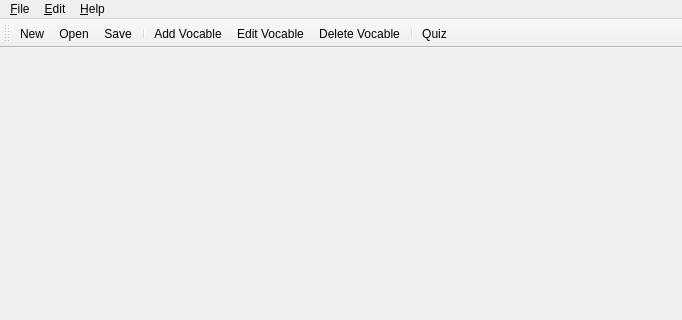
Qt form MainWindow.ui (nsams/vocablecoach) before a commit; both pictures show x 0 to 682 and y 0 to 320 of the 682 by 479 pixel window.
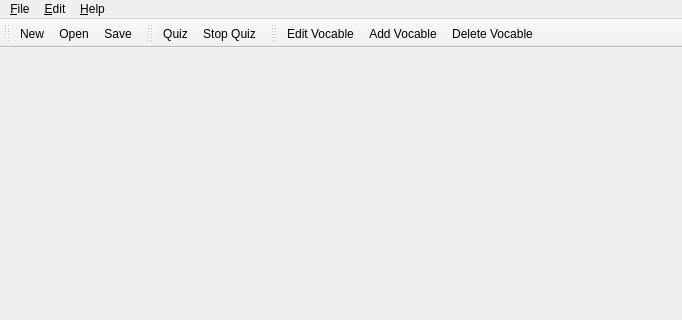
The same form after that commit.

Commit message: issue #16: quiz in mainwindow

```diff
--- a/MainWindow.ui
+++ b/MainWindow.ui
@@ -93,12 +93,33 @@
    <addaction name="actionNew" />
    <addaction name="actionOpen" />
    <addaction name="actionSave" />
-   <addaction name="separator" />
-   <addaction name="actionAddVocable" />
+  </widget>
+  <widget class="QToolBar" name="toolbarQuiz" >
+   <property name="windowTitle" >
+    <string>quiz</string>
+   </property>
+   <property name="orientation" >
+    <enum>Qt::Horizontal</enum>
+   </property>
+   <attribute name="toolBarArea" >
+    <number>4</number>
+   </attribute>
+   <addaction name="actionQuiz" />
+   <addaction name="actionStopQuiz" />
+  </widget>
+  <widget class="QToolBar" name="toolBardit" >
+   <property name="windowTitle" >
+    <string>edit</string>
+   </property>
+   <property name="orientation" >
+    <enum>Qt::Horizontal</enum>
+   </property>
+   <attribute name="toolBarArea" >
+    <number>4</number>
+   </attribute>
    <addaction name="actionEditVocable" />
+   <addaction name="actionAddVocable" />
    <addaction name="actionDeleteVocable" />
-   <addaction name="separator" />
-   <addaction name="actionQuiz" />
   </widget>
   <action name="actionNew" >
    <property name="text" >
@@ -254,6 +275,11 @@
     <string>Ctrl+A</string>
    </property>
   </action>
+  <action name="actionStopQuiz" >
+   <property name="text" >
+    <string>Stop Quiz</string>
+   </property>
+  </action>
  </widget>
  <resources/>
  <connections/>
```
Left out of the diff: 45 changed lines with no effect on the pictures. The commit also changes 7 other files.
